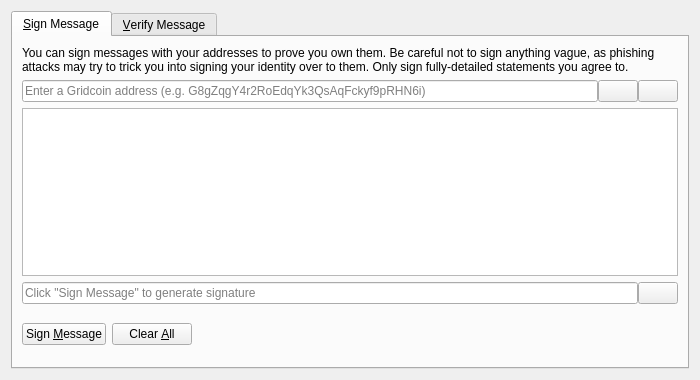
This is src/qt/forms/signverifymessagedialog.ui in gridcoin-community/Gridcoin-Research as Qt 5 draws it before an edit. The edited form follows.
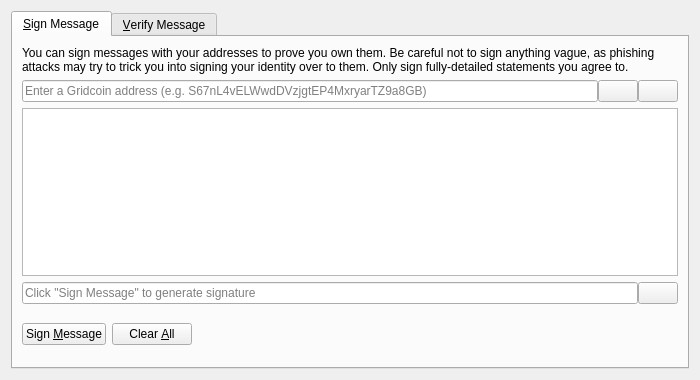
This is the edited form. The open tabs and pages were chosen to show the change. Icons and pictures are not drawn. Custom widgets are drawn as their Qt base class.

Commit message: Fix invalid example Gridcoin address

The edit to the form file:
```diff
--- a/src/qt/forms/signverifymessagedialog.ui
+++ b/src/qt/forms/signverifymessagedialog.ui
@@ -54,7 +54,7 @@
             <number>34</number>
            </property>
            <property name="placeholderText">
-            <string>Enter a Gridcoin address (e.g. G8gZqgY4r2RoEdqYk3QsAqFckyf9pRHN6i)</string>
+            <string>Enter a Gridcoin address (e.g. S67nL4vELWwdDVzjgtEP4MxryarTZ9a8GB)</string>
            </property>
           </widget>
          </item>
```
Left out of the diff: 8 changed lines with no effect on the pictures. The commit also changes 66 other files.
